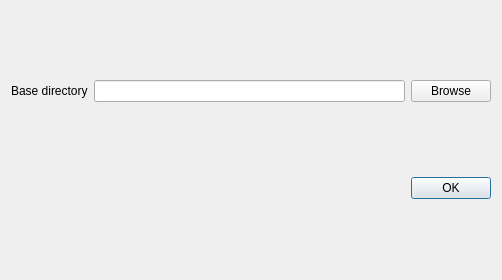
First picture: the form in src/QlrBrowser/ui/qlrbrowser_settingsdialog_base.ui, repository Septima/qgis-qlrbrowser, before the edit.
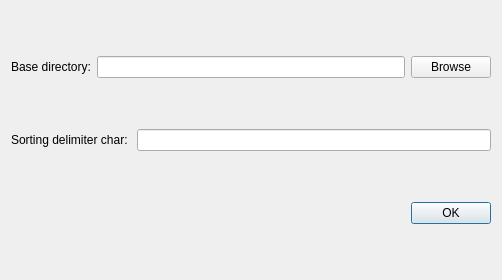
Second picture: the form after the edit.

Diff of the .ui file:
```diff
--- a/src/QlrBrowser/ui/qlrbrowser_settingsdialog_base.ui
+++ b/src/QlrBrowser/ui/qlrbrowser_settingsdialog_base.ui
@@ -16,6 +16,13 @@
   <layout class="QVBoxLayout" name="verticalLayout">
    <item>
     <layout class="QGridLayout" name="gridLayout">
+     <item row="0" column="0">
+      <widget class="QLabel" name="label">
+       <property name="text">
+        <string>Base directory:</string>
+       </property>
+      </widget>
+     </item>
      <item row="0" column="1">
       <layout class="QHBoxLayout" name="horizontalLayout">
        <item>
@@ -30,12 +37,23 @@
        </item>
       </layout>
      </item>
+    </layout>
+   </item>
+   <item>
+    <layout class="QGridLayout" name="gridLayout_2">
      <item row="0" column="0">
-      <widget class="QLabel" name="label">
+      <layout class="QHBoxLayout" name="horizontalLayout_3">
+       <item>
+        <widget class="QLabel" name="label_2">
        <property name="text">
-        <string>Base directory</string>
-       </property>
-      </widget>
+          <string>Sorting delimiter char: </string>
+         </property>
+        </widget>
+       </item>
+       <item>
+        <widget class="QLineEdit" name="sortDelimitChar"/>
+       </item>
+      </layout>
      </item>
     </layout>
    </item>
```
Lines whose indentation alone changed are shown as unchanged.
